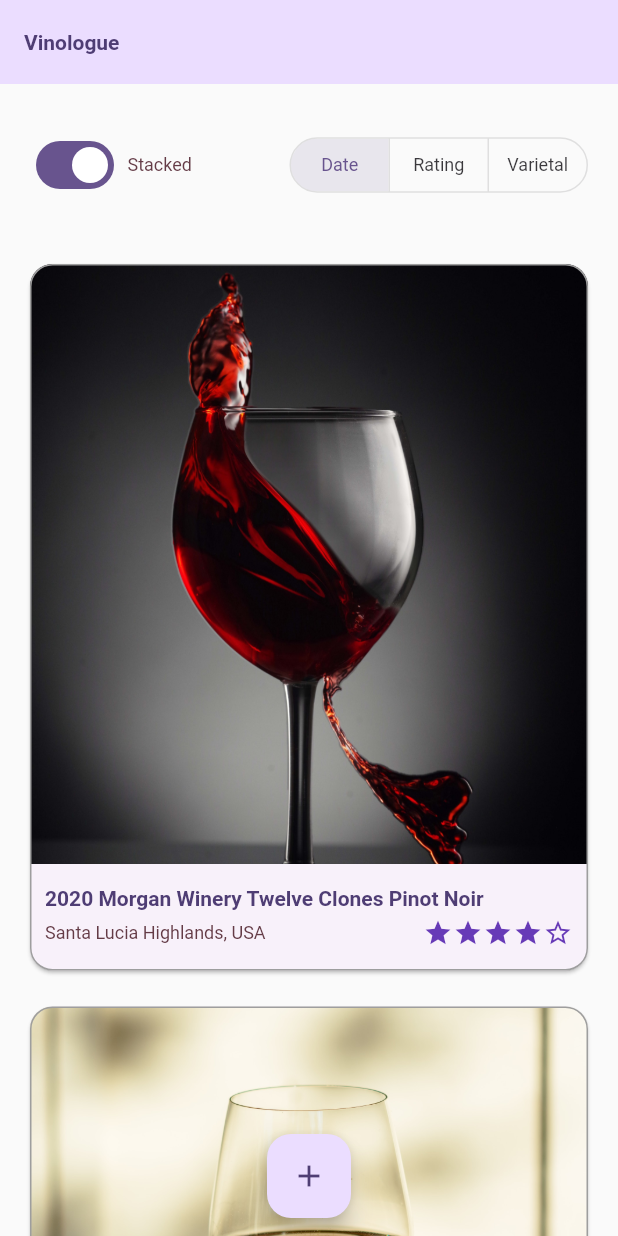
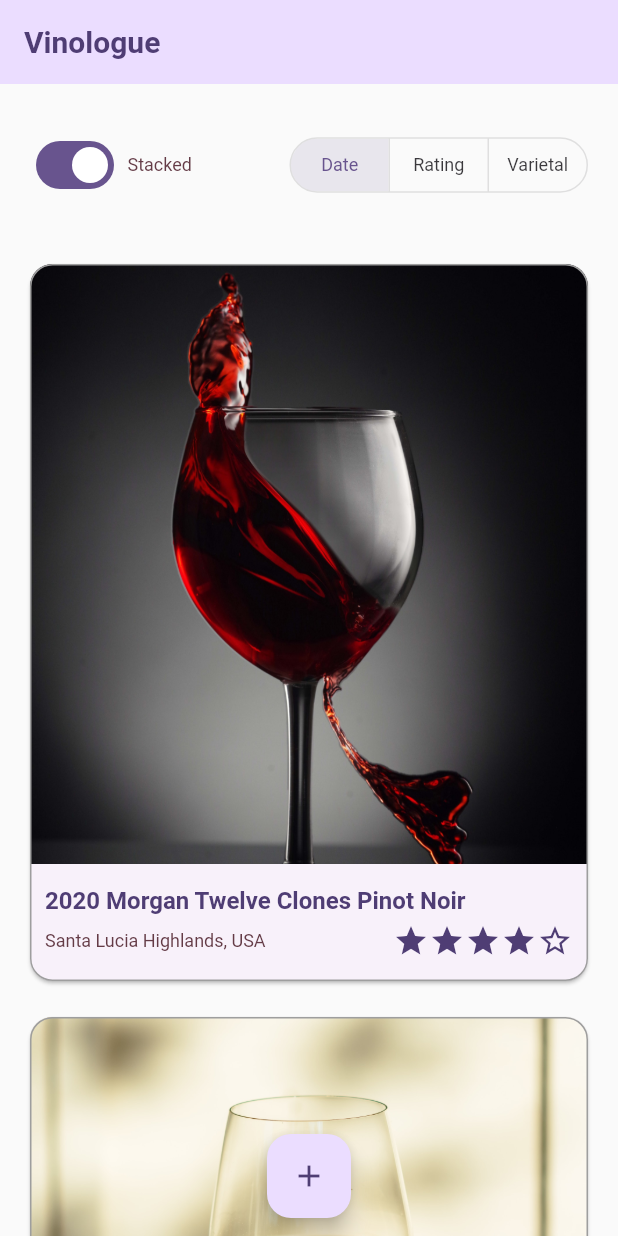
Before and after one commit to chuckchoiboi/vinologue, a Flutter app: the screen it shows after launch, on a phone screen of 412 x 824 dp. Run offline on Flutter 3.47's test engine with Material 2 defaults, Android fonts, the phone set to English and light mode, and no system bars.

Commit message:
minor style changes

```diff
--- a/lib/data/entries_data.dart
+++ b/lib/data/entries_data.dart
@@ -3,7 +3,7 @@ import 'package:vinologue/models/vinologue_entry.dart';
 List<VinologueEntry> entriesData = [
   VinologueEntry(
     vintage: 2020,
-    wineName: '2020 Morgan Winery Twelve Clones Pinot Noir',
+    wineName: '2020 Morgan Twelve Clones Pinot Noir',
     region: 'Santa Lucia Highlands, USA',
     grapeVarietal: 'Pinot Noir',
     redOrWhite: 'red',
--- a/lib/main.dart
+++ b/lib/main.dart
@@ -31,7 +31,12 @@ class _MyAppState extends State<MyApp> {
               titleLarge: TextStyle(
                 fontWeight: FontWeight.bold,
                 color: kColorScheme.onPrimaryContainer,
-                fontSize: 14,
+                fontSize: 20,
+              ),
+              bodyLarge: TextStyle(
+                fontWeight: FontWeight.bold,
+                color: kColorScheme.onPrimaryContainer,
+                fontSize: 16,
               ),
               bodyMedium: TextStyle(
                 fontWeight: FontWeight.normal,
@@ -46,6 +51,9 @@ class _MyAppState extends State<MyApp> {
             borderRadius: BorderRadius.circular(15.0),
           ),
         ),
+        iconTheme: const IconThemeData().copyWith(
+          color: kColorScheme.onPrimaryContainer,
+        ),
       ),
       home: const ListingScreen(),
       debugShowCheckedModeBanner: false,
--- a/lib/widgets/listing/entry_card.dart
+++ b/lib/widgets/listing/entry_card.dart
@@ -39,7 +39,7 @@ class EntryCard extends StatelessWidget {
               children: [
                 Text(
                   entryData.wineName,
-                  style: Theme.of(context).textTheme.titleLarge,
+                  style: Theme.of(context).textTheme.bodyLarge,
                 ),
                 const SizedBox(height: 5),
                 Row(
--- a/lib/widgets/listing/user_rating_stars.dart
+++ b/lib/widgets/listing/user_rating_stars.dart
@@ -14,20 +14,14 @@ class UserRatingStars extends StatelessWidget {
       if (index >= filledStars) {
         return const Icon(
           Icons.star_border,
-          color: Colors.deepPurple,
-          size: 20.0,
         );
       } else if (index == filledStars - 1 && remainder > 0.0) {
         return const Icon(
           Icons.star_half,
-          color: Colors.deepPurple,
-          size: 20.0,
         );
       } else {
         return const Icon(
           Icons.star,
-          color: Colors.deepPurple,
-          size: 20.0,
         );
       }
     });
```
